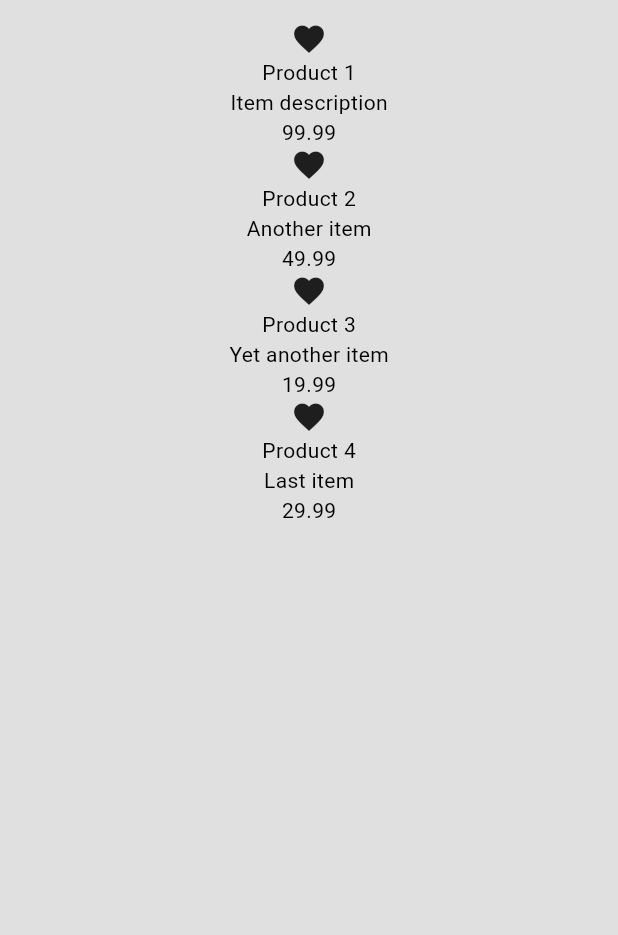
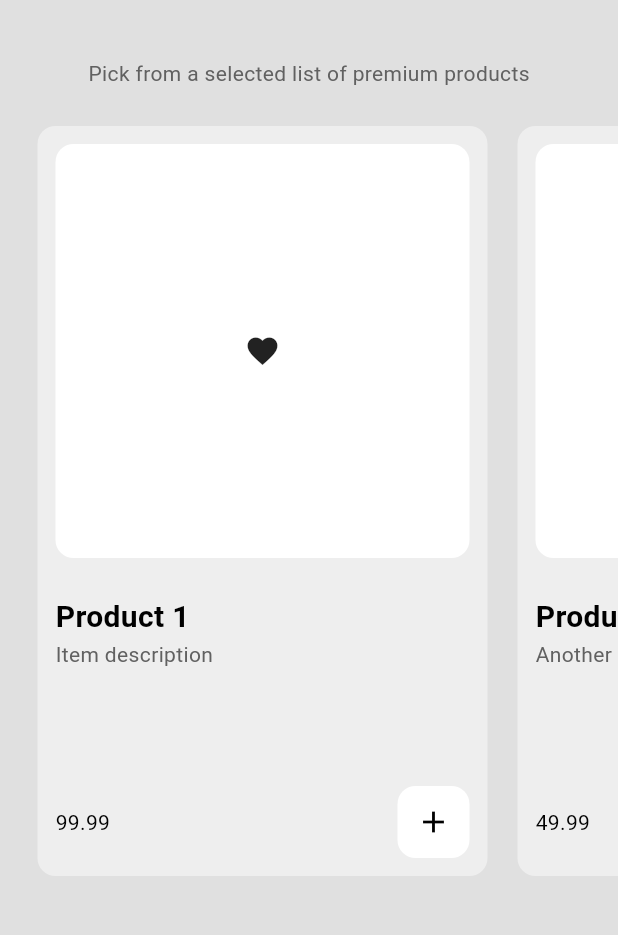
Before and after one commit to kalejaiyeoluwadara/flutter_minimal_e-commerce_app, a Flutter app: the ShopPage screen opened by its route, on a phone screen of 412 x 824 dp, the part 63-998 px from its top. Run offline on Flutter 3.47's test engine with Material 3 defaults, Android fonts, the phone set to English and light mode, and no system bars.

Commit message:
build shop page

```diff
--- a/lib/components/my_product_tile.dart
+++ b/lib/components/my_product_tile.dart
@@ -1,19 +1,87 @@
 import 'package:flutter/material.dart';
+import 'package:flutter_application_3/main.dart';
 import 'package:flutter_application_3/models/product.dart';
+import 'package:flutter_application_3/models/shop.dart';
+import 'package:provider/provider.dart';
 
 class MyProductTile extends StatelessWidget {
   final Product product;
   const MyProductTile({super.key, required this.product});
+  void addToCart(BuildContext context) {
+    showDialog(
+        context: context,
+        builder: (context) => AlertDialog(
+              content: const Text('Add this Item you your cart?'),
+              actions: [
+                MaterialButton(
+                  onPressed: () => Navigator.pop(context),
+                  child: const Text('Cancel'),
+                ),
+                MaterialButton(
+                  onPressed: () {
+                    Navigator.pop(context);
+                    context.read<Shop>().addToCart(product);
+                  },
+                  child: const Text('Yes'),
+                ),
+              ],
+            ));
+  }
 
   @override
   Widget build(BuildContext context) {
     return Container(
+      decoration: BoxDecoration(
+          color: Theme.of(context).colorScheme.primary,
+          borderRadius: BorderRadius.circular(12)),
+      margin: const EdgeInsets.all(10),
+      padding: const EdgeInsets.all(12),
+      width: 300,
       child: Column(
+        crossAxisAlignment: CrossAxisAlignment.start,
+        mainAxisAlignment: MainAxisAlignment.spaceBetween,
         children: [
-          const Icon(Icons.favorite),
-          Text(product.name),
-          Text(product.description),
-          Text(product.price.toStringAsFixed(2)),
+          Column(
+            crossAxisAlignment: CrossAxisAlignment.start,
+            children: [
+              AspectRatio(
+                aspectRatio: 1,
+                child: Container(
+                    decoration: BoxDecoration(
+                        color: Colors.white,
+                        borderRadius: BorderRadius.circular(12)),
+                    padding: const EdgeInsets.all(25),
+                    width: double.infinity,
+                    child: const Icon(Icons.favorite)),
+              ),
+              const SizedBox(
+                height: 25,
+              ),
+              Text(
+                product.name,
+                style: TextStyle(fontWeight: FontWeight.bold, fontSize: 20),
+              ),
+              Text(
+                product.description,
+                style: TextStyle(
+                  color: Theme.of(context).colorScheme.inversePrimary,
+                ),
+              ),
+            ],
+          ),
+          Row(
+            mainAxisAlignment: MainAxisAlignment.spaceBetween,
+            children: [
+              Text(product.price.toStringAsFixed(2)),
+              Container(
+                  decoration: BoxDecoration(
+                      color: Colors.white,
+                      borderRadius: BorderRadius.circular(12)),
+                  child: IconButton(
+                      onPressed: () => addToCart(context),
+                      icon: const Icon(Icons.add)))
+            ],
+          ),
         ],
       ),
     );
--- a/lib/pages/shop_page.dart
+++ b/lib/pages/shop_page.dart
@@ -18,8 +18,24 @@ class ShopPage extends StatelessWidget {
           title: const Center(child: Text('Shop Page')),
         ),
         drawer: const MyDrawer(),
-      body: ListView.builder(
+        body: ListView(
+          children: [
+            const SizedBox(
+              height: 25,
+            ),
+            Center(
+              child: Text(
+                'Pick from a selected list of premium products',
+                style: TextStyle(
+                    color: Theme.of(context).colorScheme.inversePrimary),
+              ),
+            ),
+            SizedBox(
+              height: 550,
+              child: ListView.builder(
                 itemCount: shop.length,
+                scrollDirection: Axis.horizontal,
+                padding: const EdgeInsets.all(15),
                 itemBuilder: (context, index) {
                   final product = shop[index];
                   return MyProductTile(
@@ -27,6 +43,8 @@ class ShopPage extends StatelessWidget {
                   );
                 },
               ),
-    );
+            ),
+          ],
+        ));
   }
 }
--- a/lib/theme/light_mode.dart
+++ b/lib/theme/light_mode.dart
@@ -4,6 +4,6 @@ ThemeData lightMode = ThemeData(
     colorScheme: ColorScheme.light(
   surface: Colors.grey.shade300,
   primary: Colors.grey.shade200,
-  secondary: Colors.grey.shade200,
+  secondary: Colors.white,
   inversePrimary: Colors.grey.shade700,
 ));
```
Lines whose indentation alone changed are shown as unchanged.
